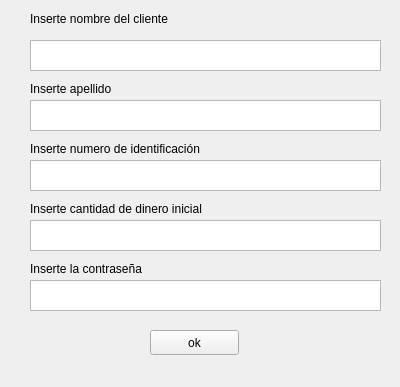
First picture: the form in Bank/dataclient.ui, repository Mrjarkos/2019_1_d3_prc4_CabuyaAlberto_C-rdenasJavier_RoncancioBrayan, before the edit.
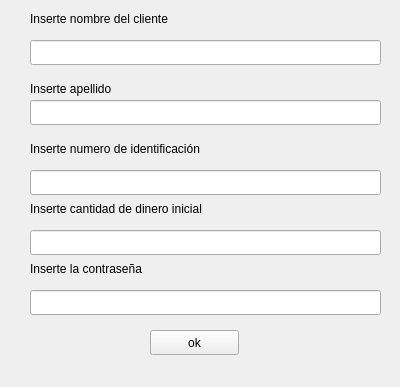
Second picture: the form after the edit.

Diff of the .ui file:
```diff
--- a/Bank/dataclient.ui
+++ b/Bank/dataclient.ui
@@ -26,16 +26,6 @@
     <string>Inserte nombre del cliente</string>
    </property>
   </widget>
-  <widget class="QTextEdit" name="Name">
-   <property name="geometry">
-    <rect>
-     <x>30</x>
-     <y>40</y>
-     <width>351</width>
-     <height>31</height>
-    </rect>
-   </property>
-  </widget>
   <widget class="QLabel" name="label_2">
    <property name="geometry">
     <rect>
@@ -49,16 +39,6 @@
     <string>Inserte apellido</string>
    </property>
   </widget>
-  <widget class="QTextEdit" name="Lastname">
-   <property name="geometry">
-    <rect>
-     <x>30</x>
-     <y>100</y>
-     <width>351</width>
-     <height>31</height>
-    </rect>
-   </property>
-  </widget>
   <widget class="QLabel" name="label_3">
    <property name="geometry">
     <rect>
@@ -72,16 +52,6 @@
     <string>Inserte numero de identificación</string>
    </property>
   </widget>
-  <widget class="QTextEdit" name="cc">
-   <property name="geometry">
-    <rect>
-     <x>30</x>
-     <y>160</y>
-     <width>351</width>
-     <height>31</height>
-    </rect>
-   </property>
-  </widget>
   <widget class="QLabel" name="label_4">
    <property name="geometry">
     <rect>
@@ -95,16 +65,6 @@
     <string>Inserte cantidad de dinero inicial</string>
    </property>
   </widget>
-  <widget class="QTextEdit" name="money">
-   <property name="geometry">
-    <rect>
-     <x>30</x>
-     <y>220</y>
-     <width>351</width>
-     <height>31</height>
-    </rect>
-   </property>
-  </widget>
   <widget class="QPushButton" name="Ok">
    <property name="geometry">
     <rect>
@@ -118,16 +78,6 @@
     <string>ok</string>
    </property>
   </widget>
-  <widget class="QTextEdit" name="contrasea">
-   <property name="geometry">
-    <rect>
-     <x>30</x>
-     <y>280</y>
-     <width>351</width>
-     <height>31</height>
-    </rect>
-   </property>
-  </widget>
   <widget class="QLabel" name="label_5">
    <property name="geometry">
     <rect>
@@ -141,6 +91,56 @@
     <string>Inserte la contraseña</string>
    </property>
   </widget>
+  <widget class="QLineEdit" name="Name">
+   <property name="geometry">
+    <rect>
+     <x>30</x>
+     <y>40</y>
+     <width>351</width>
+     <height>25</height>
+    </rect>
+   </property>
+  </widget>
+  <widget class="QLineEdit" name="Lastname">
+   <property name="geometry">
+    <rect>
+     <x>30</x>
+     <y>100</y>
+     <width>351</width>
+     <height>25</height>
+    </rect>
+   </property>
+  </widget>
+  <widget class="QLineEdit" name="cc">
+   <property name="geometry">
+    <rect>
+     <x>30</x>
+     <y>170</y>
+     <width>351</width>
+     <height>25</height>
+    </rect>
+   </property>
+  </widget>
+  <widget class="QLineEdit" name="money">
+   <property name="geometry">
+    <rect>
+     <x>30</x>
+     <y>230</y>
+     <width>351</width>
+     <height>25</height>
+    </rect>
+   </property>
+  </widget>
+  <widget class="QLineEdit" name="contrasea">
+   <property name="geometry">
+    <rect>
+     <x>30</x>
+     <y>290</y>
+     <width>351</width>
+     <height>25</height>
+    </rect>
+   </property>
+  </widget>
  </widget>
  <resources/>
  <connections/>
```
